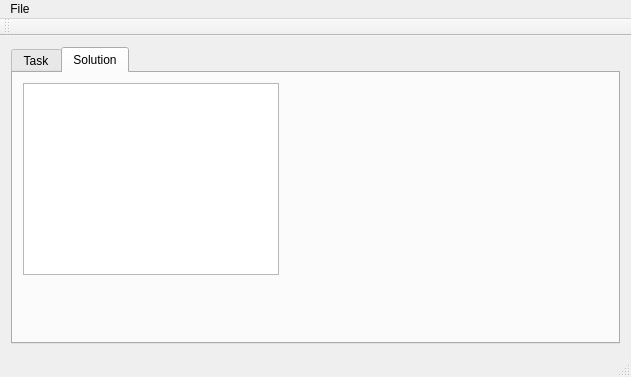
This is mainwindow.ui in programmer04/EzTSPSolver as Qt 5 draws it before an edit. The edited form follows.
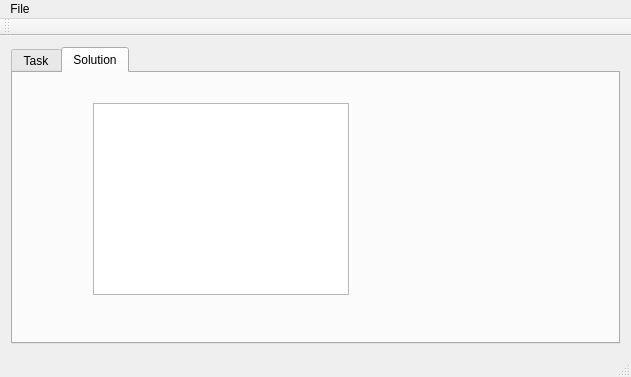
This is the edited form. The open tabs and pages were chosen to show the change.

Commit message: Added bruteForce to Graph class.

What changed in the file:
```diff
--- a/mainwindow.ui
+++ b/mainwindow.ui
@@ -150,11 +150,11 @@
        <attribute name="title">
         <string>Solution</string>
        </attribute>
-       <widget class="QTableView" name="tableView_solution">
+       <widget class="QTextBrowser" name="solutionTextBrowser">
         <property name="geometry">
          <rect>
-          <x>10</x>
-          <y>10</y>
+          <x>80</x>
+          <y>30</y>
           <width>256</width>
           <height>192</height>
          </rect>
```
Left out of the diff: 2 changed lines with no effect on the pictures. The commit also changes 4 other files.
